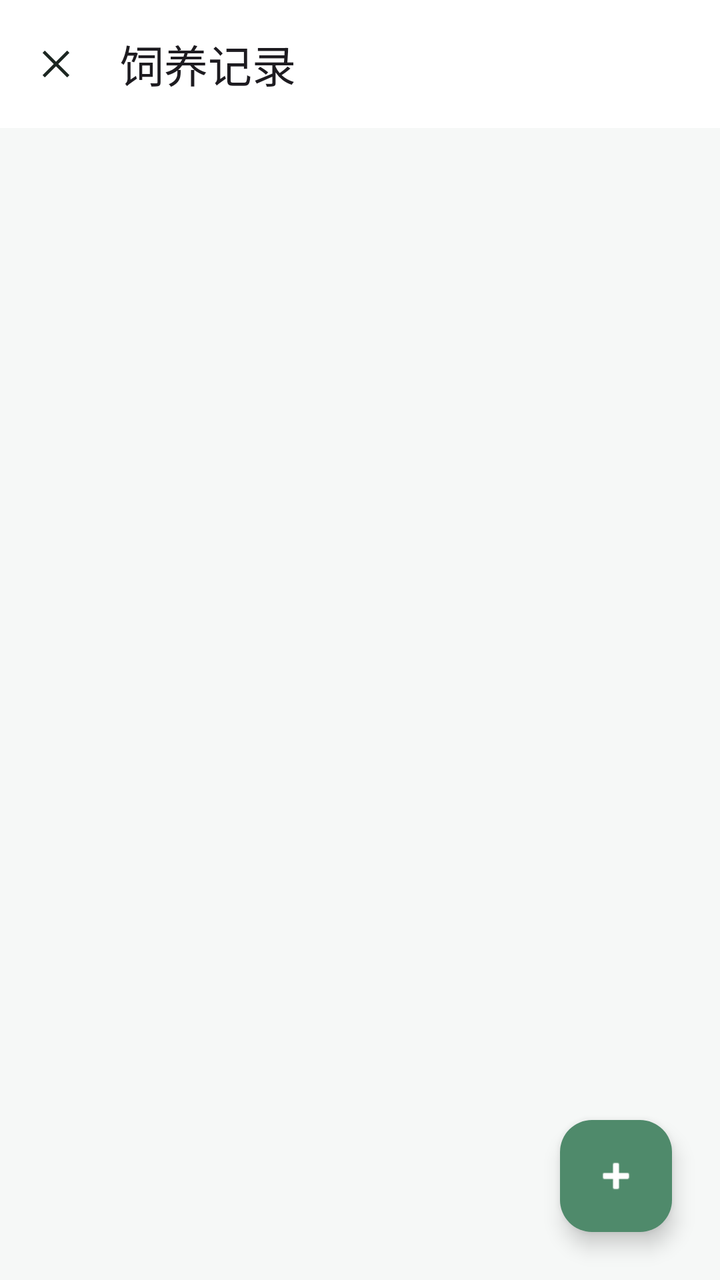
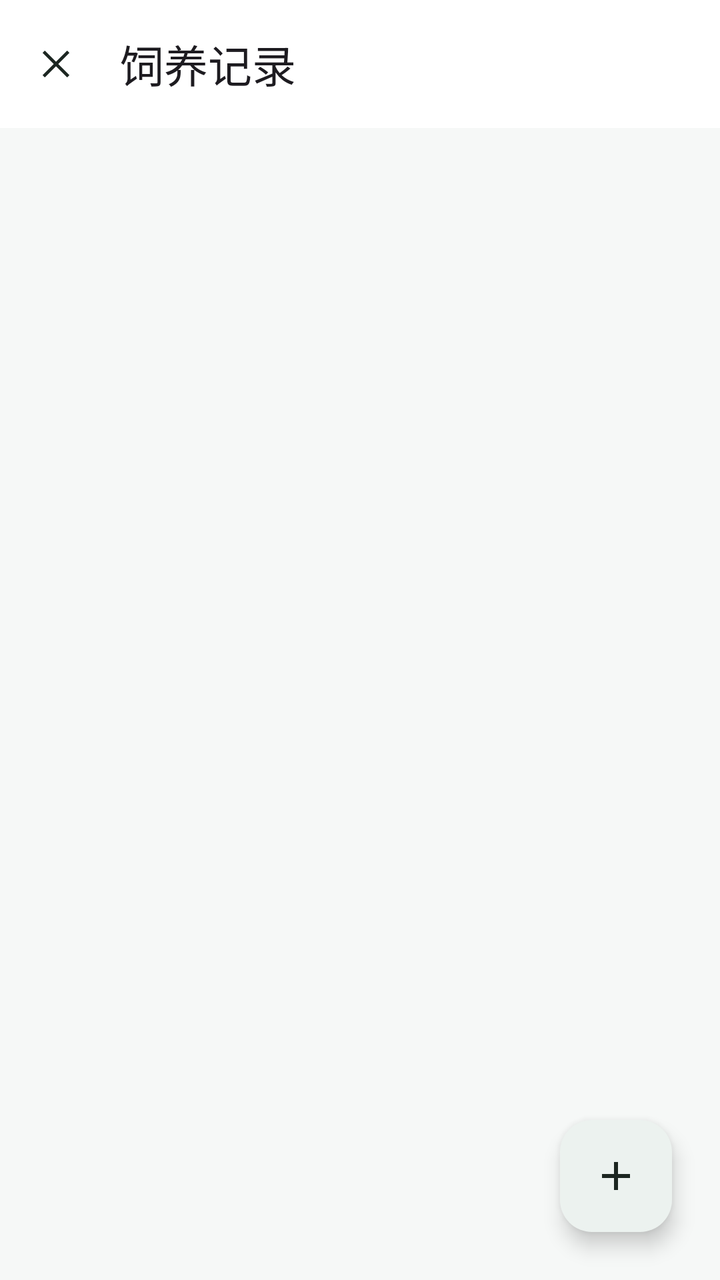

Two renders of the same Android screen: before a commit and after it. Below are the layout's source before the change and the commit's diff.
<!-- AndroidManifest.xml: application theme Theme.PetProfile -->
<!-- res/layout/activity_record_list.xml -->
<?xml version="1.0" encoding="utf-8"?>
<androidx.coordinatorlayout.widget.CoordinatorLayout xmlns:android="http://schemas.android.com/apk/res/android"
    xmlns:app="http://schemas.android.com/apk/res-auto"
    android:layout_width="match_parent"
    android:layout_height="match_parent">

    <com.google.android.material.appbar.AppBarLayout
        android:layout_width="match_parent"
        android:layout_height="wrap_content">

        <com.google.android.material.appbar.MaterialToolbar
            android:id="@+id/toolbar"
            android:layout_width="match_parent"
            android:layout_height="?attr/actionBarSize"
            android:background="@color/surface"
            app:navigationIcon="@drawable/ic_close"
            app:navigationIconTint="@color/text_primary"
            app:title="@string/label_records" />
    </com.google.android.material.appbar.AppBarLayout>

    <FrameLayout
        android:layout_width="match_parent"
        android:layout_height="match_parent"
        app:layout_behavior="@string/appbar_scrolling_view_behavior">

        <androidx.recyclerview.widget.RecyclerView
            android:id="@+id/recordRecyclerView"
            android:layout_width="match_parent"
            android:layout_height="match_parent"
            android:clipToPadding="false"
            android:paddingBottom="96dp" />

        <TextView
            android:id="@+id/emptyTextView"
            android:layout_width="wrap_content"
            android:layout_height="wrap_content"
            android:layout_gravity="center"
            android:text="@string/empty_records"
            android:textSize="16sp"
            android:visibility="gone" />
    </FrameLayout>

    <com.google.android.material.floatingactionbutton.FloatingActionButton
        android:id="@+id/addRecordFab"
        android:layout_width="wrap_content"
        android:layout_height="wrap_content"
        android:layout_gravity="bottom|end"
        android:layout_margin="24dp"
        android:contentDescription="@string/action_add_record"
        android:src="@android:drawable/ic_input_add"
        app:backgroundTint="@color/primary"
        app:tint="@android:color/white" />

</androidx.coordinatorlayout.widget.CoordinatorLayout>
<!-- resources referenced by this layout -->
<resources>
  <color name="primary">#4F8A6B</color>
  <color name="surface">#FFFFFF</color>
  <color name="text_primary">#1C2621</color>
  <!-- drawable ic_close (drawable) -->
  <?xml version="1.0" encoding="utf-8"?>
  <vector xmlns:android="http://schemas.android.com/apk/res/android"
      android:width="24dp"
      android:height="24dp"
      android:viewportWidth="24"
      android:viewportHeight="24">
      <path
          android:fillColor="#FF000000"
          android:pathData="M6.4,5.3L12,10.9l5.6,-5.6l1.1,1.1L13.1,12l5.6,5.6l-1.1,1.1L12,13.1l-5.6,5.6l-1.1,-1.1L10.9,12L5.3,6.4z" />
  </vector>
  <string name="action_add_record">添加记录</string>
  <string name="empty_records">还没有记录</string>
  <string name="label_records">饲养记录</string>
  <style name="Theme.PetProfile" parent="Theme.Material3.DayNight.NoActionBar">
          <item name="colorPrimary">@color/primary</item>
          <item name="colorPrimaryVariant">@color/primary_dark</item>
          <item name="colorSecondary">@color/accent</item>
          <item name="colorSurface">@color/surface</item>
          <item name="colorOnSurface">@color/text_primary</item>
          <item name="colorSurfaceVariant">@color/surface_subtle</item>
          <item name="colorOnSurfaceVariant">@color/text_secondary</item>
          <item name="android:windowBackground">@color/surface_subtle</item>
          <item name="android:statusBarColor">@android:color/white</item>
          <item name="android:windowLightStatusBar">true</item>
          <item name="android:navigationBarColor">@color/surface</item>
          <item name="android:windowLightNavigationBar">true</item>
      </style>
  <color name="primary_dark">#305B44</color>
  <color name="accent">#4F8A6B</color>
  <color name="surface_subtle">#F6F8F7</color>
  <color name="text_secondary">#66706B</color>
</resources>

<!-- the commit's change to res/layout/activity_record_list.xml (unified diff, before → after) -->
@@ -47,8 +47,8 @@
         android:layout_gravity="bottom|end"
         android:layout_margin="24dp"
         android:contentDescription="@string/action_add_record"
-        android:src="@android:drawable/ic_input_add"
-        app:backgroundTint="@color/primary"
-        app:tint="@android:color/white" />
+        android:src="@drawable/ic_plus"
+        app:backgroundTint="@android:color/white"
+        app:tint="@color/text_primary" />
 
 </androidx.coordinatorlayout.widget.CoordinatorLayout>
<!-- resource entries referenced after the edit -->
@@ -1,6 +1,5 @@
 <!-- resources referenced by this layout -->
 <resources>
-  <color name="primary">#4F8A6B</color>
   <color name="surface">#FFFFFF</color>
   <color name="text_primary">#1C2621</color>
   <!-- drawable ic_close (drawable) -->
@@ -13,6 +12,17 @@
       <path
           android:fillColor="#FF000000"
           android:pathData="M6.4,5.3L12,10.9l5.6,-5.6l1.1,1.1L13.1,12l5.6,5.6l-1.1,1.1L12,13.1l-5.6,5.6l-1.1,-1.1L10.9,12L5.3,6.4z" />
+  </vector>
+  <!-- drawable ic_plus (drawable) -->
+  <?xml version="1.0" encoding="utf-8"?>
+  <vector xmlns:android="http://schemas.android.com/apk/res/android"
+      android:width="24dp"
+      android:height="24dp"
+      android:viewportWidth="24"
+      android:viewportHeight="24">
+      <path
+          android:fillColor="#FF000000"
+          android:pathData="M11,5h2v6h6v2h-6v6h-2v-6H5v-2h6z" />
   </vector>
   <string name="action_add_record">添加记录</string>
   <string name="empty_records">还没有记录</string>
@@ -31,6 +41,7 @@
           <item name="android:navigationBarColor">@color/surface</item>
           <item name="android:windowLightNavigationBar">true</item>
       </style>
+  <color name="primary">#4F8A6B</color>
   <color name="primary_dark">#305B44</color>
   <color name="accent">#4F8A6B</color>
   <color name="surface_subtle">#F6F8F7</color>
